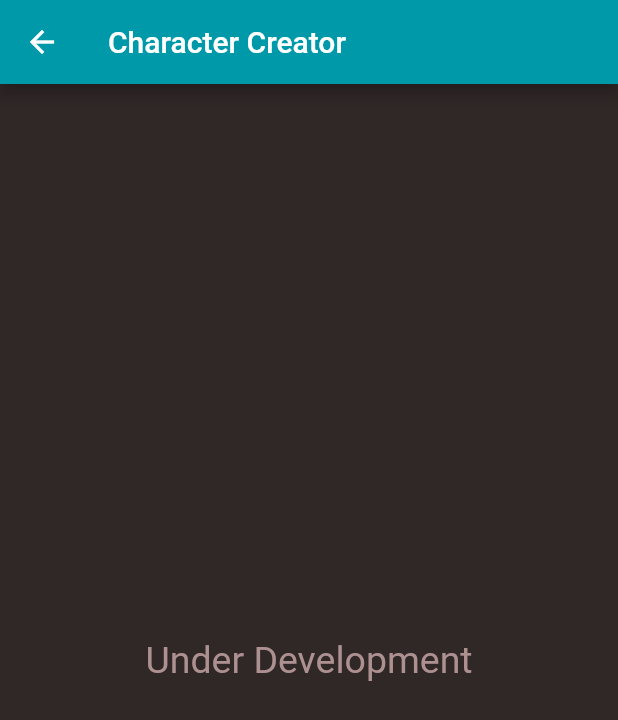
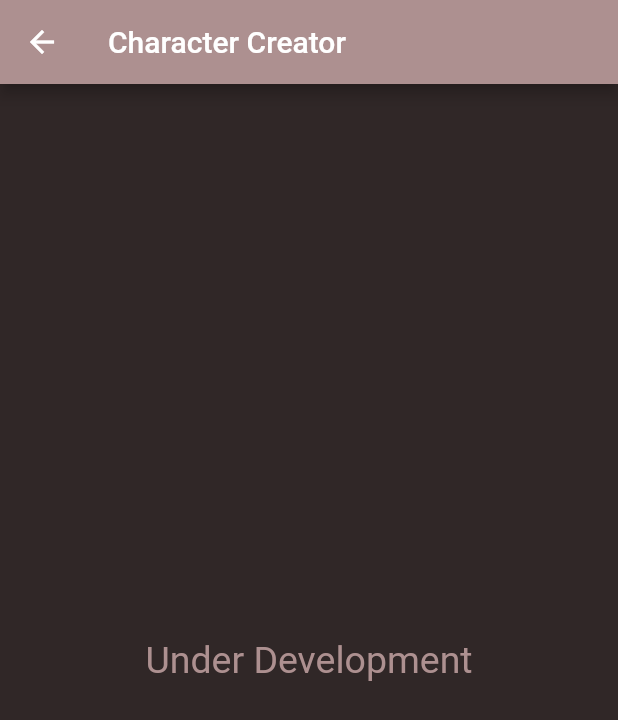
Before and after one commit to EvanMarnik/dnd_character_sheet_app, a Flutter app: the CharacterCreatorView screen opened by its route, on a phone screen of 412 x 824 dp. Shown: the top 720 px of the screen. Run offline on Flutter 3.47's test engine with Material 2 defaults, Android fonts, the phone set to English and light mode, and no system bars; Roboto replaces fonts that are missing (Lancelot).

Commit message:
Update character_creator_view.dart

```diff
--- a/lib/view/character_creator_view.dart
+++ b/lib/view/character_creator_view.dart
@@ -6,7 +6,7 @@ class CharacterCreatorView extends StatelessWidget {
     // TODO: implement build
     return Scaffold(
         appBar: AppBar(
-          backgroundColor: const Color(0xFF0099a9),
+            backgroundColor: Color(0xFFAD9090),
           title: const Text('Character Creator'),
         ),
         body: const Center(
```
